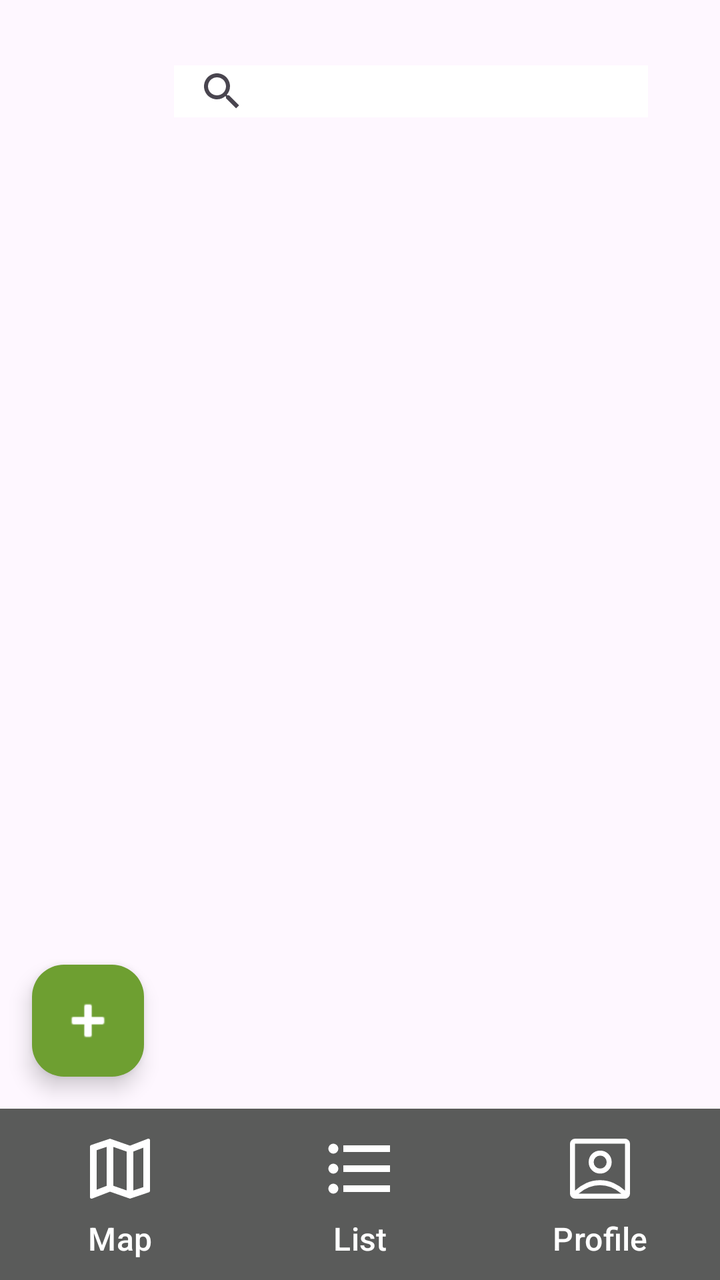
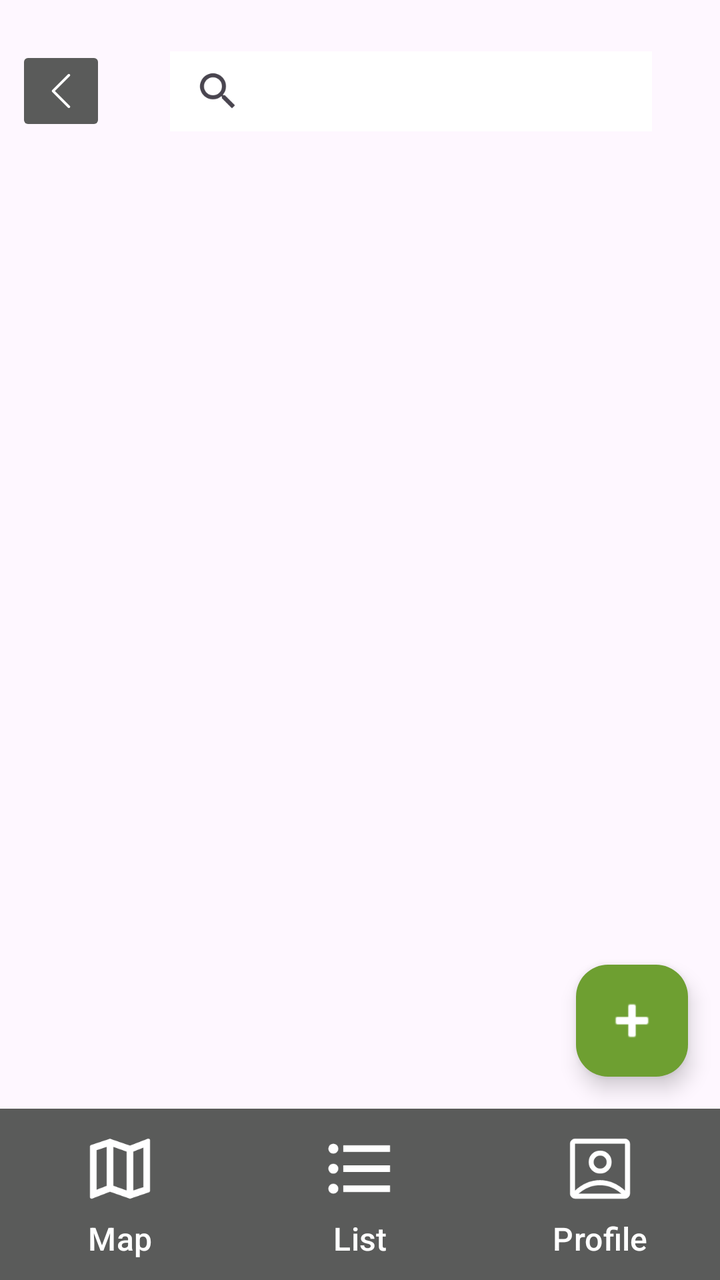

Before-and-after screenshots of an Android layout around one commit, followed by the original layout XML and the change that was made.
<!-- AndroidManifest.xml: application theme Theme.MyApplication -->
<!-- res/layout/activity_main.xml -->
<?xml version="1.0" encoding="utf-8"?>
<androidx.constraintlayout.widget.ConstraintLayout xmlns:android="http://schemas.android.com/apk/res/android"
    xmlns:app="http://schemas.android.com/apk/res-auto"
    xmlns:tools="http://schemas.android.com/tools"
    android:id="@+id/main"
    android:layout_width="match_parent"
    android:layout_height="match_parent"
    tools:context=".MainActivity">

    <View
        android:id="@+id/view"
        android:layout_width="411dp"
        android:layout_height="91dp"
        android:foreground="@drawable/rounded_bg_green"
        app:layout_constraintBottom_toBottomOf="@+id/fragment_container"
        app:layout_constraintEnd_toEndOf="parent"
        app:layout_constraintHorizontal_bias="0.0"
        app:layout_constraintStart_toStartOf="parent"
        app:layout_constraintTop_toTopOf="parent"
        app:layout_constraintVertical_bias="0.0" />

    <SearchView
        android:id="@+id/searchView"
        android:layout_width="237dp"
        android:layout_height="26dp"
        android:background="@color/white"
        android:backgroundTintMode="add"
        android:foregroundGravity="center"
        app:layout_constraintBottom_toBottomOf="@+id/view"
        app:layout_constraintEnd_toEndOf="@+id/view"
        app:layout_constraintHorizontal_bias="0.5"
        app:layout_constraintStart_toStartOf="@+id/view"
        app:layout_constraintTop_toTopOf="@+id/view"
        app:layout_constraintVertical_bias="0.5">

    </SearchView>

    <androidx.fragment.app.FragmentContainerView
        android:id="@+id/fragment_container"
        android:layout_width="0dp"
        android:layout_height="0dp"
        app:layout_constraintBottom_toTopOf="@+id/bottom_nav"
        app:layout_constraintEnd_toEndOf="parent"
        app:layout_constraintHorizontal_bias="0.555"
        app:layout_constraintStart_toStartOf="parent"
        app:layout_constraintTop_toBottomOf="@+id/view"
        app:layout_constraintVertical_bias="0.489" />

    <com.google.android.material.floatingactionbutton.FloatingActionButton
        android:id="@+id/addBin"
        android:layout_width="wrap_content"
        android:layout_height="wrap_content"
        android:layout_marginStart="16dp"
        android:layout_marginBottom="16dp"
        android:clickable="true"
        app:backgroundTint="@color/BackGroundGreen"
        app:layout_constraintBottom_toTopOf="@+id/bottom_nav"
        app:layout_constraintStart_toStartOf="parent"
        app:maxImageSize="30dp"
        app:srcCompat="@android:drawable/ic_input_add"
        app:tint="@color/white"
        app:useCompatPadding="false" />

    <LinearLayout
        android:id="@+id/bottom_nav"
        android:layout_width="match_parent"
        android:layout_height="wrap_content"
        android:background="#5A5B5A"
        android:gravity="center"
        android:orientation="horizontal"
        app:layout_constraintBottom_toBottomOf="parent"
        app:layout_constraintEnd_toEndOf="parent"
        app:layout_constraintStart_toStartOf="parent">

        <com.google.android.material.button.MaterialButton
            android:id="@+id/mapView"
            style="@style/Widget.Material3.Button.TextButton"
            android:layout_width="0dp"
            android:layout_height="wrap_content"
            android:layout_weight="1"
            android:text="Map"
            android:textColor="@color/white"
            android:textSize="16sp"
            app:icon="@drawable/map_outline"
            app:iconGravity="top"
            app:iconSize="40dp"
            app:iconTint="@color/white" />

        <com.google.android.material.button.MaterialButton
            android:id="@+id/listView"
            style="@style/Widget.Material3.Button.TextButton"
            android:layout_width="0dp"
            android:layout_height="wrap_content"
            android:layout_weight="1"
            android:text="List"
            android:textColor="@color/white"
            android:textSize="16sp"
            app:icon="@drawable/format_list_bulleted"
            app:iconGravity="top"
            app:iconSize="40dp"
            app:iconTint="@color/white" />

        <com.google.android.material.button.MaterialButton
            android:id="@+id/profileView"
            style="@style/Widget.Material3.Button.TextButton"
            android:layout_width="0dp"
            android:layout_height="wrap_content"
            android:layout_weight="1"
            android:text="Profile"
            android:textColor="@color/white"
            android:textSize="16sp"
            app:icon="@drawable/ic_account_box"
            app:iconGravity="top"
            app:iconSize="40dp"
            app:iconTint="@color/white" />

    </LinearLayout>

</androidx.constraintlayout.widget.ConstraintLayout>
<!-- resources referenced by this layout -->
<resources>
  <color name="BackGroundGreen">#6E9F31</color>
  <color name="white">#FFFFFFFF</color>
  <!-- drawable format_list_bulleted (drawable) -->
  <vector xmlns:android="http://schemas.android.com/apk/res/android" android:height="48dp" android:width="48dp" android:viewportWidth="24" android:viewportHeight="24"><path android:fillColor="#000000" android:pathData="M7,5H21V7H7V5M7,13V11H21V13H7M4,4.5A1.5,1.5 0 0,1 5.5,6A1.5,1.5 0 0,1 4,7.5A1.5,1.5 0 0,1 2.5,6A1.5,1.5 0 0,1 4,4.5M4,10.5A1.5,1.5 0 0,1 5.5,12A1.5,1.5 0 0,1 4,13.5A1.5,1.5 0 0,1 2.5,12A1.5,1.5 0 0,1 4,10.5M7,19V17H21V19H7M4,16.5A1.5,1.5 0 0,1 5.5,18A1.5,1.5 0 0,1 4,19.5A1.5,1.5 0 0,1 2.5,18A1.5,1.5 0 0,1 4,16.5Z" /></vector>
  <!-- drawable map_outline (drawable) -->
  <vector xmlns:android="http://schemas.android.com/apk/res/android" android:height="48dp" android:width="48dp" android:viewportWidth="24" android:viewportHeight="24"><path android:fillColor="#000000" android:pathData="M20.5,3L20.34,3.03L15,5.1L9,3L3.36,4.9C3.15,4.97 3,5.15 3,5.38V20.5A0.5,0.5 0 0,0 3.5,21L3.66,20.97L9,18.9L15,21L20.64,19.1C20.85,19.03 21,18.85 21,18.62V3.5A0.5,0.5 0 0,0 20.5,3M10,5.47L14,6.87V18.53L10,17.13V5.47M5,6.46L8,5.45V17.15L5,18.31V6.46M19,17.54L16,18.55V6.86L19,5.7V17.54Z" /></vector>
  <!-- drawable rounded_bg_green (drawable) -->
  <?xml version="1.0" encoding="utf-8"?>
  <shape xmlns:android="http://schemas.android.com/apk/res/android"
      android:shape="rectangle">
  
      <solid android:color="@color/BackGroundGreen" />
  
      <corners android:bottomLeftRadius="24dp"
              android:bottomRightRadius="24dp" />
  
  </shape>
  <style name="Theme.MyApplication" parent="Theme.MaterialComponents.DayNight.NoActionBar" />
  <!-- unchanged entries left out for length: 1 -->
</resources>

<!-- the commit's change to res/layout/activity_main.xml (unified diff, before → after) -->
@@ -19,19 +19,32 @@
         app:layout_constraintTop_toTopOf="parent"
         app:layout_constraintVertical_bias="0.0" />
 
+    <ImageButton
+        android:id="@+id/backButton"
+        android:layout_width="45dp"
+        android:layout_height="45dp"
+        android:layout_marginEnd="24dp"
+        android:backgroundTint="@color/NavGray"
+        android:scaleType="fitCenter"
+        app:layout_constraintBottom_toBottomOf="@+id/view"
+        app:layout_constraintEnd_toStartOf="@+id/searchView"
+        app:layout_constraintStart_toStartOf="@+id/view"
+        app:layout_constraintTop_toTopOf="@+id/view"
+        app:layout_constraintVertical_bias="0.5"
+        app:srcCompat="@drawable/vd_vector"
+        app:tint="@color/white" />
+
     <SearchView
         android:id="@+id/searchView"
-        android:layout_width="237dp"
-        android:layout_height="26dp"
+        android:layout_width="241dp"
+        android:layout_height="40dp"
         android:background="@color/white"
         android:backgroundTintMode="add"
         android:foregroundGravity="center"
         app:layout_constraintBottom_toBottomOf="@+id/view"
         app:layout_constraintEnd_toEndOf="@+id/view"
-        app:layout_constraintHorizontal_bias="0.5"
         app:layout_constraintStart_toStartOf="@+id/view"
-        app:layout_constraintTop_toTopOf="@+id/view"
-        app:layout_constraintVertical_bias="0.5">
+        app:layout_constraintTop_toTopOf="@+id/view">
 
     </SearchView>
 
@@ -41,21 +54,21 @@
         android:layout_height="0dp"
         app:layout_constraintBottom_toTopOf="@+id/bottom_nav"
         app:layout_constraintEnd_toEndOf="parent"
-        app:layout_constraintHorizontal_bias="0.555"
+        app:layout_constraintHorizontal_bias="0.5"
         app:layout_constraintStart_toStartOf="parent"
         app:layout_constraintTop_toBottomOf="@+id/view"
-        app:layout_constraintVertical_bias="0.489" />
+        app:layout_constraintVertical_bias="0.5" />
 
     <com.google.android.material.floatingactionbutton.FloatingActionButton
         android:id="@+id/addBin"
         android:layout_width="wrap_content"
         android:layout_height="wrap_content"
-        android:layout_marginStart="16dp"
+        android:layout_marginEnd="16dp"
         android:layout_marginBottom="16dp"
         android:clickable="true"
         app:backgroundTint="@color/BackGroundGreen"
         app:layout_constraintBottom_toTopOf="@+id/bottom_nav"
-        app:layout_constraintStart_toStartOf="parent"
+        app:layout_constraintEnd_toEndOf="parent"
         app:maxImageSize="30dp"
         app:srcCompat="@android:drawable/ic_input_add"
         app:tint="@color/white"
<!-- resource entries referenced after the edit -->
@@ -1,6 +1,7 @@
 <!-- resources referenced by this layout -->
 <resources>
   <color name="BackGroundGreen">#6E9F31</color>
+  <color name="NavGray">#5a5b5a</color>
   <color name="white">#FFFFFFFF</color>
   <!-- drawable format_list_bulleted (drawable) -->
   <vector xmlns:android="http://schemas.android.com/apk/res/android" android:height="48dp" android:width="48dp" android:viewportWidth="24" android:viewportHeight="24"><path android:fillColor="#000000" android:pathData="M7,5H21V7H7V5M7,13V11H21V13H7M4,4.5A1.5,1.5 0 0,1 5.5,6A1.5,1.5 0 0,1 4,7.5A1.5,1.5 0 0,1 2.5,6A1.5,1.5 0 0,1 4,4.5M4,10.5A1.5,1.5 0 0,1 5.5,12A1.5,1.5 0 0,1 4,13.5A1.5,1.5 0 0,1 2.5,12A1.5,1.5 0 0,1 4,10.5M7,19V17H21V19H7M4,16.5A1.5,1.5 0 0,1 5.5,18A1.5,1.5 0 0,1 4,19.5A1.5,1.5 0 0,1 2.5,18A1.5,1.5 0 0,1 4,16.5Z" /></vector>
@@ -17,6 +18,21 @@
               android:bottomRightRadius="24dp" />
   
   </shape>
+  <!-- drawable vd_vector (drawable) -->
+  <vector
+      xmlns:android="http://schemas.android.com/apk/res/android"
+      android:name="vector"
+      android:width="16dp"
+      android:height="16dp"
+      android:viewportWidth="16"
+      android:viewportHeight="16">
+      <path
+          android:name="path"
+          android:pathData="M 11.354 1.646 C 11.416 1.708 11.461 1.785 11.484 1.87 C 11.507 1.955 11.507 2.045 11.484 2.13 C 11.461 2.215 11.416 2.292 11.354 2.354 L 5.707 8 L 11.354 13.646 C 11.447 13.74 11.5 13.867 11.5 14 C 11.499 14.132 11.447 14.259 11.353 14.353 C 11.259 14.447 11.132 14.499 11 14.5 C 10.867 14.5 10.74 14.447 10.646 14.354 L 4.646 8.354 C 4.584 8.292 4.539 8.215 4.516 8.13 C 4.493 8.045 4.493 7.955 4.516 7.87 C 4.539 7.785 4.584 7.708 4.646 7.646 L 10.646 1.646 C 10.708 1.584 10.785 1.539 10.87 1.516 C 10.955 1.493 11.045 1.493 11.13 1.516 C 11.215 1.539 11.292 1.584 11.354 1.646"
+          android:fillColor="#000000"
+          android:strokeWidth="1"
+          android:fillType="evenOdd"/>
+  </vector>
   <style name="Theme.MyApplication" parent="Theme.MaterialComponents.DayNight.NoActionBar" />
   <!-- unchanged entries left out for length: 1 -->
 </resources>
